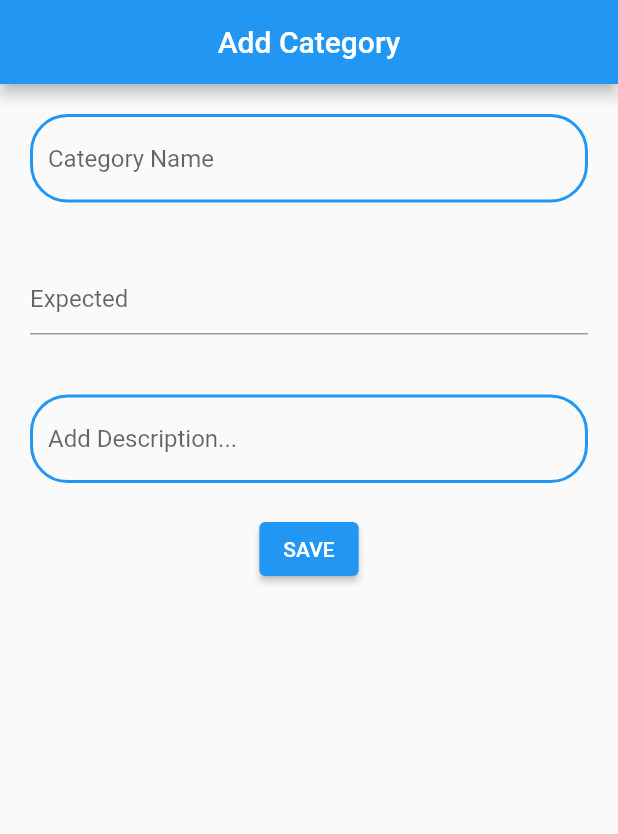
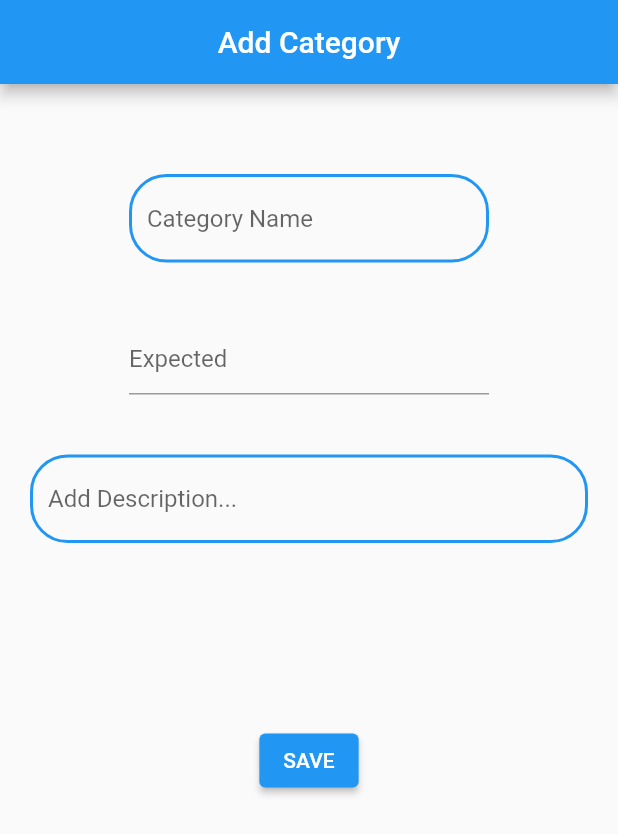
Before and after one commit to Technion236272/2022a-BalanceMe, a Flutter app: the SetCategory screen opened directly with empty values, on a phone screen of 412 x 824 dp. Shown: the top 834 px of the screen. Run offline on Flutter 3.47's test engine with Material 2 defaults, Android fonts, the phone set to English and light mode, and no system bars; our stand-ins replace auth_buttons, cloud_firestore, cross_file, firebase_analytics, firebase_auth, firebase_core and 5 more; missing offline and left inert: flutter_facebook_auth; accounts and stored records are empty.

Commit message:
Update set_category.dart
first design

issue #118

```diff
--- a/lib/pages/set_category.dart
+++ b/lib/pages/set_category.dart
@@ -55,30 +55,44 @@ class _SetCategoryState extends State<SetCategory> {
 
   @override
   Widget build(BuildContext context) {
+    final double screenHeight = MediaQuery.of(context).size.height;
+    final double keyboardHeight = MediaQuery.of(context).viewInsets.bottom;
     return Scaffold(
       appBar: MinorAppBar(widget.currentCategory != null ? Languages.of(context)!.editCategory : Languages.of(context)!.addCategory),
-      body: Form(
+      body: SingleChildScrollView(
+        child: Padding(
+          padding: const EdgeInsets.only(top: 40.0),
+          child: Form(
             key: _formKey,
             child: Column(
               children: [
-            BorderTextBox(
+                SizedBox(
+                  width: 280,
+                  child: BorderTextBox(
                       _categoryNameController,
                       Languages.of(context)!.categoryName,
                       initialValue: widget.currentCategory != null? widget.currentCategory!.name : null,
                       validatorFunction: _validatorFunction,
                   ),
-            NoBorderTextBox(
+                ),
+                SizedBox(
+                  width: 280,
+                  child: NoBorderTextBox(
                       _categoryExpectedController,
                       Languages.of(context)!.expected,
                       initialValue: widget.currentCategory != null? widget.currentCategory!.expected.toString() : null,
                       validatorFunction: _validatorFunction,
                   ),
+                ),
                 // TODO- use here generic radio button
-            BorderTextBox(
+                SizedBox(
+                  height: 200,
+                  child: BorderTextBox(
                       _categoryDescriptionController,
                       Languages.of(context)!.addDescription,
                       isMultiline: true,
                       initialValue: widget.currentCategory != null? widget.currentCategory!.description : null,
+                  ),
                 ),
                 ElevatedButton(
                     onPressed: _saveCategory,
@@ -87,6 +101,8 @@ class _SetCategoryState extends State<SetCategory> {
               ],
             ),
           ),
+        ),
+      ),
     );
   }
 }
```
Lines whose indentation alone changed are shown as unchanged.
